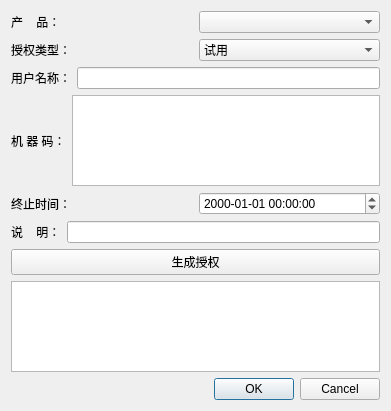
Qt form makeUserLic/newLic.ui (oldn123/UserLicMgr) before a commit.
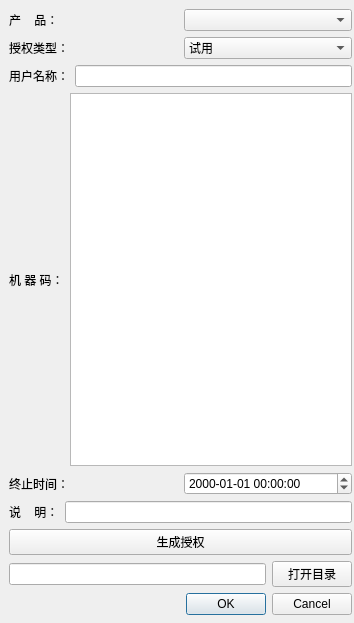
The same form after that commit.

Diff of the .ui file:
```diff
--- a/makeUserLic/newLic.ui
+++ b/makeUserLic/newLic.ui
@@ -6,14 +6,23 @@
    <rect>
     <x>0</x>
     <y>0</y>
-    <width>391</width>
-    <height>411</height>
+    <width>354</width>
+    <height>623</height>
    </rect>
   </property>
   <property name="windowTitle">
    <string>新建授权</string>
   </property>
-  <layout class="QVBoxLayout" name="verticalLayout_2">
+  <widget class="QWidget" name="">
+   <property name="geometry">
+    <rect>
+     <x>9</x>
+     <y>9</y>
+     <width>343</width>
+     <height>606</height>
+    </rect>
+   </property>
+   <layout class="QVBoxLayout" name="verticalLayout_3">
    <item>
     <layout class="QVBoxLayout" name="verticalLayout">
      <item>
@@ -121,6 +130,8 @@
     </layout>
    </item>
    <item>
+     <layout class="QVBoxLayout" name="verticalLayout_2">
+      <item>
     <widget class="QPushButton" name="pushButton_makeLic">
      <property name="text">
       <string>生成授权</string>
@@ -128,7 +139,20 @@
     </widget>
    </item>
    <item>
-    <widget class="QTextEdit" name="textEdit_licCode"/>
+       <layout class="QHBoxLayout" name="horizontalLayout_8">
+        <item>
+         <widget class="QLineEdit" name="textEdit_licCode"/>
+        </item>
+        <item>
+         <widget class="QPushButton" name="opendirBtn">
+          <property name="text">
+           <string>打开目录</string>
+          </property>
+         </widget>
+        </item>
+       </layout>
+      </item>
+     </layout>
    </item>
    <item>
     <widget class="QDialogButtonBox" name="buttonBox">
@@ -141,6 +165,7 @@
     </widget>
    </item>
   </layout>
+  </widget>
  </widget>
  <resources/>
  <connections>
```
Lines whose indentation alone changed are shown as unchanged.
